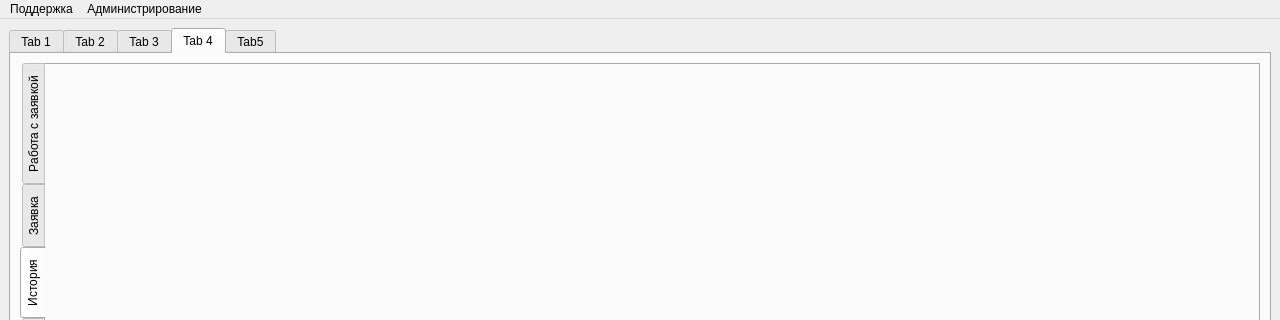
Qt form QtTry4/mainwindow.ui (Vampire016/FQW_programm) before a commit; both pictures show x 0 to 1280 and y 0 to 320 of the 1280 by 768 pixel window.
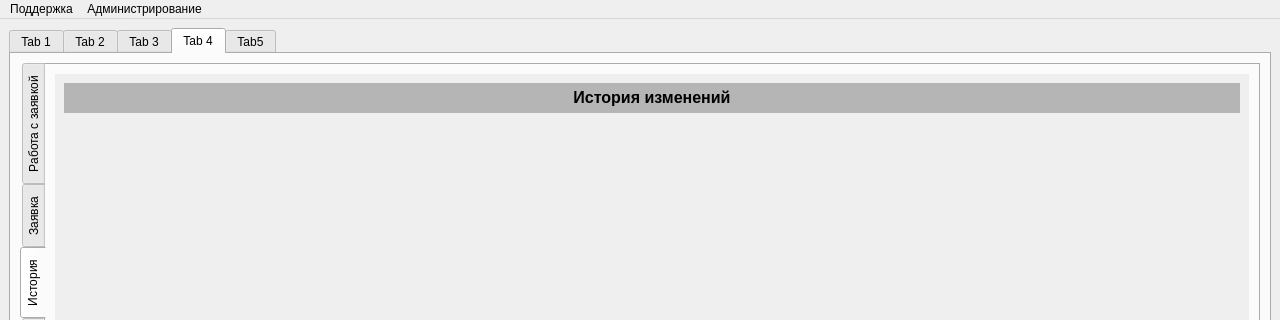
The same form after that commit. The open tabs and pages were chosen to show the change. Icons and pictures are not drawn. Custom widgets are drawn as their Qt base class.

```diff
--- a/QtTry4/mainwindow.ui
+++ b/QtTry4/mainwindow.ui
@@ -3066,9 +3066,187 @@
            </layout>
           </widget>
           <widget class="QWidget" name="tab_7">
+           <property name="enabled">
+            <bool>true</bool>
+           </property>
            <attribute name="title">
             <string>История</string>
            </attribute>
+           <layout class="QVBoxLayout" name="verticalLayout_22">
+            <item>
+             <widget class="QScrollArea" name="scrollArea_2">
+              <property name="sizePolicy">
+               <sizepolicy hsizetype="Expanding" vsizetype="Preferred">
+                <horstretch>0</horstretch>
+                <verstretch>0</verstretch>
+               </sizepolicy>
+              </property>
+              <property name="minimumSize">
+               <size>
+                <width>600</width>
+                <height>0</height>
+               </size>
+              </property>
+              <property name="autoFillBackground">
+               <bool>false</bool>
+              </property>
+              <property name="styleSheet">
+               <string notr="true"/>
+              </property>
+              <property name="frameShape">
+               <enum>QFrame::NoFrame</enum>
+              </property>
+              <property name="frameShadow">
+               <enum>QFrame::Sunken</enum>
+              </property>
+              <property name="verticalScrollBarPolicy">
+               <enum>Qt::ScrollBarAsNeeded</enum>
+              </property>
+              <property name="sizeAdjustPolicy">
+               <enum>QAbstractScrollArea::AdjustToContents</enum>
+              </property>
+              <property name="widgetResizable">
+               <bool>true</bool>
+              </property>
+              <widget class="QWidget" name="scrollAreaWidgetContents_4">
+               <property name="geometry">
+                <rect>
+                 <x>0</x>
+                 <y>0</y>
+                 <width>1194</width>
+                 <height>661</height>
+                </rect>
+               </property>
+               <layout class="QVBoxLayout" name="verticalLayout_23">
+                <item>
+                 <widget class="QLabel" name="label_idZayavki_2">
+                  <property name="sizePolicy">
+                   <sizepolicy hsizetype="Fixed" vsizetype="Fixed">
+                    <horstretch>0</horstretch>
+                    <verstretch>0</verstretch>
+                   </sizepolicy>
+                  </property>
+                  <property name="minimumSize">
+                   <size>
+                    <width>0</width>
+                    <height>30</height>
+                   </size>
+                  </property>
+                  <property name="maximumSize">
+                   <size>
+                    <width>6000</width>
+                    <height>30</height>
+                   </size>
+                  </property>
+                  <property name="styleSheet">
+                   <string notr="true">background-color: rgb(181, 181, 181);</string>
+                  </property>
+                  <property name="text">
+                   <string>&lt;html&gt;&lt;head/&gt;&lt;body&gt;&lt;p&gt;&lt;span style=&quot; font-size:12pt; font-weight:600;&quot;&gt;История изменений&lt;/span&gt;&lt;/p&gt;&lt;/body&gt;&lt;/html&gt;</string>
+                  </property>
+                  <property name="textFormat">
+                   <enum>Qt::RichText</enum>
+                  </property>
+                  <property name="alignment">
+                   <set>Qt::AlignCenter</set>
+                  </property>
+                 </widget>
+                </item>
+                <item>
+                 <spacer name="verticalSpacer_8">
+                  <property name="orientation">
+                   <enum>Qt::Vertical</enum>
+                  </property>
+                  <property name="sizeType">
+                   <enum>QSizePolicy::Fixed</enum>
+                  </property>
+                  <property name="sizeHint" stdset="0">
+                   <size>
+                    <width>20</width>
+                    <height>140</height>
+                   </size>
+                  </property>
+                 </spacer>
+                </item>
+                <item>
+                 <layout class="QHBoxLayout" name="horizontalLayout_26">
+                  <item>
+                   <spacer name="horizontalSpacer_42">
+                    <property name="orientation">
+                     <enum>Qt::Horizontal</enum>
+                    </property>
+                    <property name="sizeHint" stdset="0">
+                     <size>
+                      <width>1000</width>
+                      <height>20</height>
+                     </size>
+                    </property>
+                   </spacer>
+                  </item>
+                  <item>
+                   <widget class="QLabel" name="label_18">
+                    <property name="sizePolicy">
+                     <sizepolicy hsizetype="Fixed" vsizetype="Fixed">
+                      <horstretch>0</horstretch>
+                      <verstretch>0</verstretch>
+                     </sizepolicy>
+                    </property>
+                    <property name="minimumSize">
+                     <size>
+                      <width>651</width>
+                      <height>351</height>
+                     </size>
+                    </property>
+                    <property name="maximumSize">
+                     <size>
+                      <width>651</width>
+                      <height>351</height>
+                     </size>
+                    </property>
+                    <property name="text">
+                     <string/>
+                    </property>
+                    <property name="pixmap">
+                     <pixmap resource="resourses.qrc">:/resource/img/reconstruktion.png</pixmap>
+                    </property>
+                    <property name="scaledContents">
+                     <bool>true</bool>
+                    </property>
+                   </widget>
+                  </item>
+                  <item>
+                   <spacer name="horizontalSpacer_43">
+                    <property name="orientation">
+                     <enum>Qt::Horizontal</enum>
+                    </property>
+                    <property name="sizeHint" stdset="0">
+                     <size>
+                      <width>1000</width>
+                      <height>20</height>
+                     </size>
+                    </property>
+                   </spacer>
+                  </item>
+                 </layout>
+                </item>
+                <item>
+                 <spacer name="verticalSpacer_7">
+                  <property name="orientation">
+                   <enum>Qt::Vertical</enum>
+                  </property>
+                  <property name="sizeHint" stdset="0">
+                   <size>
+                    <width>20</width>
+                    <height>1000</height>
+                   </size>
+                  </property>
+                 </spacer>
+                </item>
+               </layout>
+              </widget>
+             </widget>
+            </item>
+           </layout>
           </widget>
           <widget class="QWidget" name="tab_8">
            <attribute name="title">
```
Left out of the diff: 186 changed lines with no effect on the pictures.
